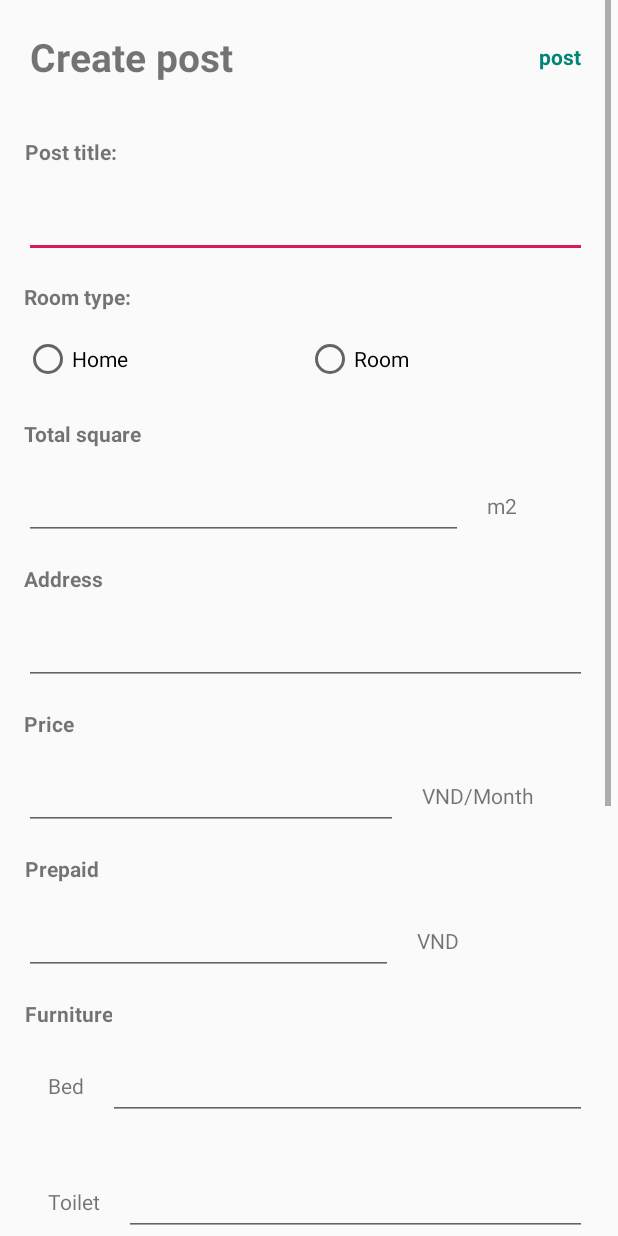
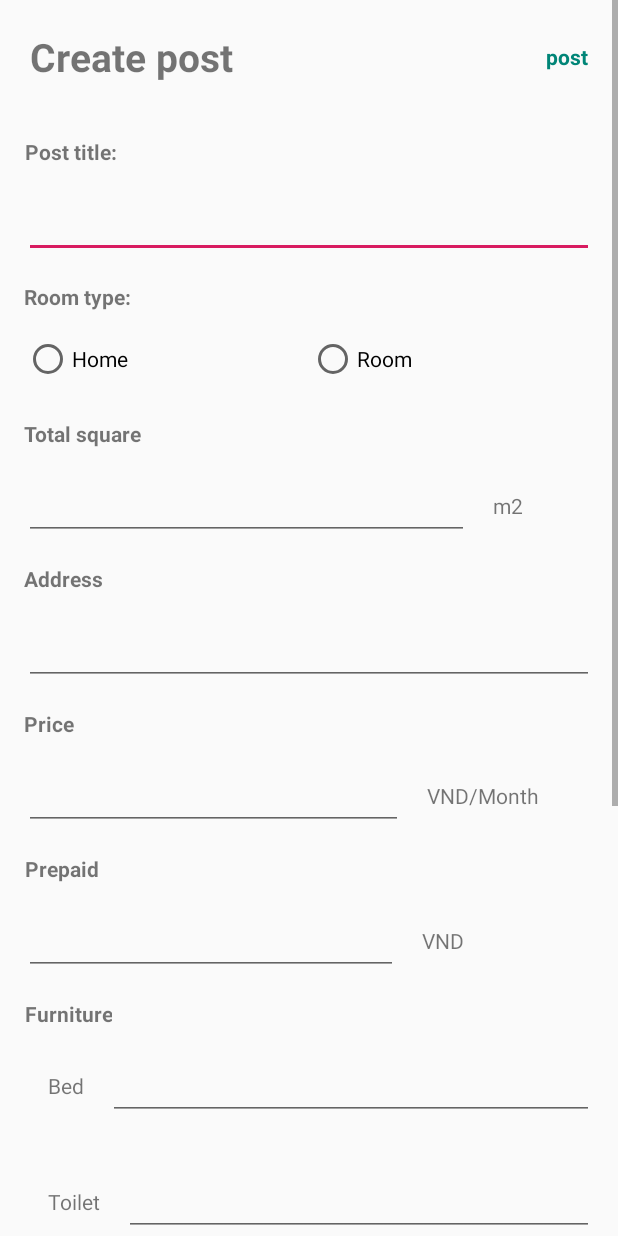
Before and after one commit to TranNguyenGiaHuy/ReRm-Android, an Android app: the layout create_post.xml on its own in the app's theme, with its tools: preview values and no code run, on a phone screen of 412 x 824 dp. Run offline under Robolectric (Android 15) with nearby library versions, the phone set to English and light mode, and no system bars.

Commit message:
Add CreatePostFragment, fix create_post layout

```diff
--- a/app/src/main/java/com/huytran/rermandroid/di/module/FragmentModule.kt
+++ b/app/src/main/java/com/huytran/rermandroid/di/module/FragmentModule.kt
@@ -32,4 +32,7 @@ abstract class FragmentModule {
     @ContributesAndroidInjector
     abstract fun contributeSignupFragment(): SignupFragment
 
+    @ContributesAndroidInjector
+    abstract fun contributeCreatePostFragment(): CreatePostFragment
+
 }
--- a/app/src/main/res/layout/create_post.xml
+++ b/app/src/main/res/layout/create_post.xml
@@ -1,13 +1,17 @@
 <?xml version="1.0" encoding="utf-8"?>
-<android.support.constraint.ConstraintLayout xmlns:android="http://schemas.android.com/apk/res/android"
-                                             xmlns:tools="http://schemas.android.com/tools" android:layout_width="match_parent"
+<RelativeLayout xmlns:android="http://schemas.android.com/apk/res/android"
+                                             xmlns:tools="http://schemas.android.com/tools"
+                                             android:layout_width="match_parent"
                                              android:layout_height="match_parent">
 
     <ScrollView
-            android:layout_width="407dp"
-            android:layout_height="match_parent" tools:layout_editor_absoluteY="0dp"
-            tools:layout_editor_absoluteX="4dp">
-        <LinearLayout android:layout_width="match_parent" android:layout_height="wrap_content"
+            android:layout_width="match_parent"
+            android:layout_height="match_parent"
+            tools:layout_editor_absoluteY="0dp"
+            tools:layout_editor_absoluteX="4dp"
+            tools:ignore="MissingConstraints">
+        <LinearLayout android:layout_width="match_parent"
+                      android:layout_height="wrap_content"
                       android:orientation="vertical">
             <LinearLayout android:layout_width="match_parent"
                           android:layout_height="wrap_content"
@@ -344,4 +348,4 @@
                     android:text="Post"/>
         </LinearLayout>
     </ScrollView>
-</android.support.constraint.ConstraintLayout>
+</RelativeLayout>
--- a/app/src/main/res/layout/fragment_explore.xml
+++ b/app/src/main/res/layout/fragment_explore.xml
@@ -2,10 +2,10 @@
 <RelativeLayout xmlns:android="http://schemas.android.com/apk/res/android"
                 xmlns:tools="http://schemas.android.com/tools"
                 xmlns:app="http://schemas.android.com/apk/res-auto"
-                android:layout_width="match_parent" android:layout_height="match_parent"
+                android:layout_width="match_parent"
+                android:layout_height="match_parent"
                 tools:context=".fragment.ExploreFragment"
                >
-
     <!-- TODO: Update blank fragment layout -->
     <!--<com.mancj.materialsearchbar.MaterialSearchBar
             style="@style/MaterialSearchBarLight"
@@ -20,5 +20,4 @@
             android:layout_height="match_parent"
             android:id="@+id/recyclerView"/>
 
-
 </RelativeLayout>
```
Also changed, not shown: app/src/main/java/com/huytran/rermandroid/fragment/CreatePostFragment.kt (added, +24 -0 lines), app/src/main/res/drawable/ic_add_circle_black_24dp.xml (added, +9 -0 lines).
